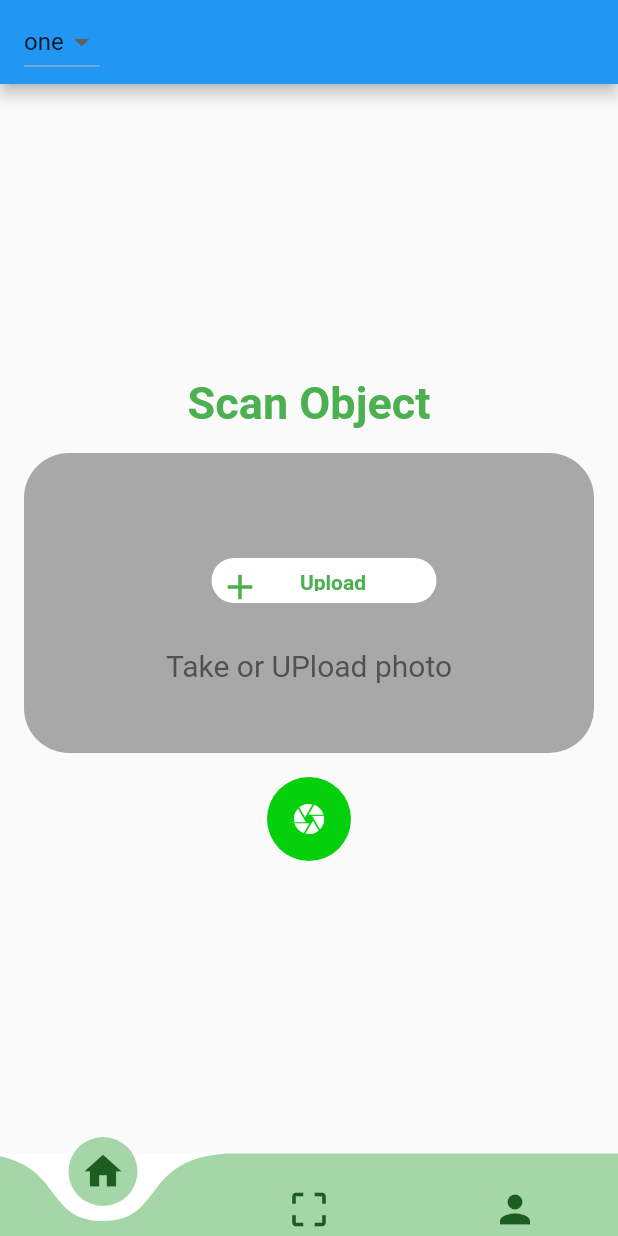
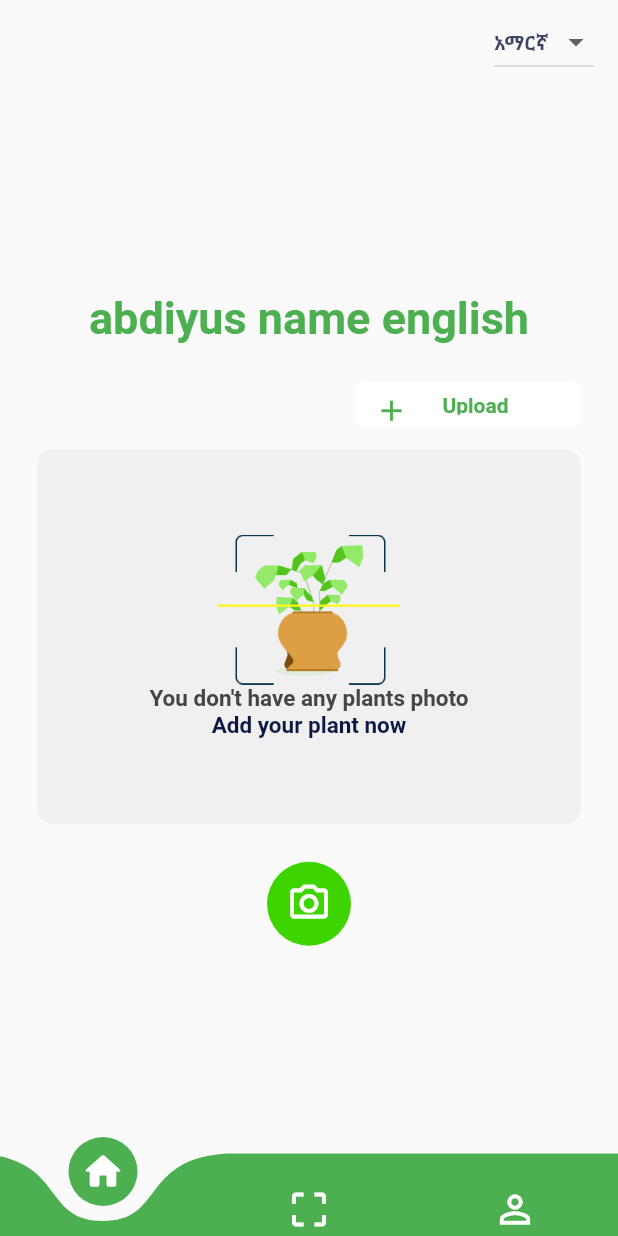
Before and after one commit to Abdiyu-urgesa/FarmAssist-mobile-APP, a Flutter app: the screen it shows after launch, on a phone screen of 412 x 824 dp. Run offline on Flutter 3.47's test engine with Material 2 defaults, Android fonts, the phone set to English and light mode, and no system bars; drawn by our look-alikes of curved_navigation_bar; our stand-ins replace image_picker, shared_preferences; generated files the repository leaves out were written again.

Commit message:
wake checkchaka

```diff
--- /dev/null
+++ b/farmassist_app/lib/classes/language_constants.dart
@@ -0,0 +1,36 @@
+import 'package:flutter/material.dart';
+import 'package:shared_preferences/shared_preferences.dart';
+import 'package:flutter_gen/gen_l10n/app_localizations.dart';
+
+const String LAGUAGE_CODE = 'languageCode';
+
+//languages code
+const String ENGLISH = 'en';
+const String Amharic = 'am';
+
+Future<Locale> setLocale(String languageCode) async {
+  SharedPreferences _prefs = await SharedPreferences.getInstance();
+  await _prefs.setString(LAGUAGE_CODE, languageCode);
+  return _locale(languageCode);
+}
+
+Future<Locale> getLocale() async {
+  SharedPreferences _prefs = await SharedPreferences.getInstance();
+  String languageCode = _prefs.getString(LAGUAGE_CODE) ?? ENGLISH;
+  return _locale(languageCode);
+}
+
+Locale _locale(String languageCode) {
+  switch (languageCode) {
+    case ENGLISH:
+      return const Locale(ENGLISH, '');
+    case Amharic:
+      return const Locale(Amharic, "");
+    default:
+      return const Locale(ENGLISH, '');
+  }
+}
+
+AppLocalizations translation(BuildContext context) {
+  return AppLocalizations.of(context)!;
+}
--- a/farmassist_app/lib/componenets/langDropdown.dart
+++ b/farmassist_app/lib/componenets/langDropdown.dart
@@ -1,4 +1,7 @@
 import 'package:flutter/material.dart';
+import "package:farmassist_app/main.dart";
+
+import '../classes/language_constants.dart';
 
 class LanguageDropdown extends StatefulWidget {
   const LanguageDropdown({super.key});
@@ -8,21 +11,45 @@ class LanguageDropdown extends StatefulWidget {
 }
 
 class _LanguageDropdownState extends State<LanguageDropdown> {
-  String dropdownvallue = "one";
+  String dropdownvallue = "am";
   @override
   Widget build(BuildContext context) {
-    return Container(
-      child: DropdownButton<String>(
+    return Row(
+      crossAxisAlignment: CrossAxisAlignment.end,
+      mainAxisAlignment: MainAxisAlignment.end,
+      children: [
+        DropdownButton<String>(
             value: dropdownvallue,
-          onChanged: (String? newValue) {
+            onChanged: (language) async {
+              if (language != null) {
+                Locale _locale = await setLocale(language);
+                MyApp.setLocale(context, _locale);
                 setState(() {
-              dropdownvallue = newValue!;
+                  dropdownvallue = language;
                 });
+              }
             },
             items: const [
-            DropdownMenuItem(value: "one", child: Text("one")),
-            DropdownMenuItem(value: "two", child: Text("two"))
+              DropdownMenuItem(
+                  value: "am",
+                  child: Text(
+                    "አማርኛ",
+                    style: TextStyle(
+                        fontWeight: FontWeight.bold,
+                        fontSize: 13,
+                        color: Color.fromARGB(205, 13, 25, 69)),
+                  )),
+              DropdownMenuItem(
+                  value: "en",
+                  child: Text(
+                    "english",
+                    style: TextStyle(
+                        fontWeight: FontWeight.bold,
+                        fontSize: 13,
+                        color: Color.fromARGB(205, 13, 25, 69)),
+                  ))
             ]),
+      ],
     );
   }
 }
--- a/farmassist_app/lib/helpers/l10nprovider.dart
+++ b/farmassist_app/lib/helpers/l10nprovider.dart
@@ -1,12 +1,12 @@
 import 'package:farmassist_app/l10n/I10n.dart';
-import 'package:flutter/material.dart';
+
 import 'package:flutter/foundation.dart';
 
-class LocaleProvider with ChangeNotifier {
-  Locale? _locale;
-  Locale? get locale => _locale;
+class I10nprovider with ChangeNotifier {
+  String? _locale;
+  String? get locale => _locale;
 
-  void setLocale(Locale locale) {
+  void setLocale(String locale) {
     if (!L10n.all.contains(locale)) return;
     _locale = locale;
     notifyListeners();
--- a/farmassist_app/lib/main.dart
+++ b/farmassist_app/lib/main.dart
@@ -3,21 +3,45 @@ import 'package:farmassist_app/l10n/I10n.dart';
 import 'package:farmassist_app/route_generator.dart';
 import 'package:farmassist_app/screens/feed.dart';
 import 'package:farmassist_app/screens/home.dart';
+import 'package:farmassist_app/helpers/l10nprovider.dart';
+import 'package:farmassist_app/screens/peofile.dart';
 import 'package:flutter/material.dart';
 import 'package:curved_navigation_bar/curved_navigation_bar.dart';
 import 'package:flutter_localizations/flutter_localizations.dart';
 import 'package:flutter_gen/gen_l10n/app_localizations.dart';
-// import "package:provider/provider.dart";
+import 'package:farmassist_app/classes/language_constants.dart';
 
 void main() {
   runApp(const MyApp());
 }
 
-class MyApp extends StatelessWidget {
+class MyApp extends StatefulWidget {
   const MyApp({super.key});
+
+  @override
+  State<MyApp> createState() => _MyAppState();
+  static void setLocale(BuildContext context, Locale newLocale) {
+    _MyAppState? state = context.findAncestorStateOfType<_MyAppState>();
+    state?.setLocale(newLocale);
+  }
+}
+
+class _MyAppState extends State<MyApp> {
+  Locale? _locale;
+
+  setLocale(Locale locale) {
+    setState(() {
+      _locale = locale;
+    });
+  }
 
   // This widget is the root of your application.
   @override
+  void didChangeDependencies() {
+    getLocale().then((locale) => {setLocale(locale)});
+    super.didChangeDependencies();
+  }
+
   Widget build(BuildContext context) {
     return MaterialApp(
       title: 'Flutter Demo',
@@ -25,7 +49,7 @@ class MyApp extends StatelessWidget {
         primarySwatch: Colors.blue,
       ),
       supportedLocales: L10n.all,
-      locale: const Locale("am"),
+      locale: _locale,
       localizationsDelegates: const [
         AppLocalizations.delegate, // Add this line
         GlobalMaterialLocalizations.delegate,
@@ -45,7 +69,7 @@ class MyHomePage extends StatefulWidget {
   State<MyHomePage> createState() => _MyHomePageState();
 }
 
-int _current_tab = 0;
+int _current_tab = 1;
 
 class _MyHomePageState extends State<MyHomePage> {
   @override
@@ -53,11 +77,13 @@ class _MyHomePageState extends State<MyHomePage> {
     return Scaffold(
         appBar: AppBar(
           title: const LanguageDropdown(),
+          backgroundColor: const Color.fromARGB(100, 241, 241, 241),
+          shadowColor: Colors.transparent,
         ),
         backgroundColor: Colors.white,
         bottomNavigationBar: CurvedNavigationBar(
-          backgroundColor: Colors.white,
-          color: Colors.green.shade200,
+          backgroundColor: const Color.fromARGB(100, 241, 241, 241),
+          color: Colors.green,
           animationDuration: const Duration(milliseconds: 300),
           height: 55.0,
           onTap: (index) {
@@ -65,34 +91,34 @@ class _MyHomePageState extends State<MyHomePage> {
               _current_tab = index;
             });
           },
-          items: <Widget>[
+          items: const <Widget>[
             Icon(
-              Icons.home,
+              Icons.home_rounded,
               size: 30,
-              color: Colors.green.shade900,
+              color: Colors.white,
             ),
             Icon(
               Icons.crop_free,
               size: 30,
-              color: Colors.green.shade900,
+              color: Colors.white,
             ),
             Icon(
-              Icons.person,
+              Icons.person_outline,
               size: 30,
-              color: Colors.green.shade900,
+              color: Colors.white,
             ),
           ],
         ),
         body: SafeArea(
           child: Builder(builder: (BuildContext context) {
             if (_current_tab == 0) {
-              return ScanningPage();
+              return FeedPage();
             }
             if (_current_tab == 1) {
               return ScanningPage();
             }
             if (_current_tab == 2) {
-              return FeedPage();
+              return ProfilePage();
             } else {
               return ScanningPage();
             }
--- a/farmassist_app/lib/screens/home.dart
+++ b/farmassist_app/lib/screens/home.dart
@@ -1,4 +1,5 @@
 import 'dart:io';
+import 'package:farmassist_app/classes/language_constants.dart';
 import 'package:flutter/material.dart';
 import 'package:image_picker/image_picker.dart';
 
@@ -42,12 +43,13 @@ class ScanningPageState extends State<ScanningPage> {
   @override
   Widget build(BuildContext context) {
     return Scaffold(
+      backgroundColor: const Color.fromARGB(100, 241, 241, 241),
       body: Column(
         mainAxisAlignment: MainAxisAlignment.center,
         children: [
           Center(
             child: Text(
-              "Scan Object",
+              translation(context).abdiyu,
               style: const TextStyle(
                   fontSize: 30,
                   fontWeight: FontWeight.w700,
@@ -55,80 +57,86 @@ class ScanningPageState extends State<ScanningPage> {
             ),
           ),
           Padding(
-            padding: const EdgeInsets.all(16.0),
-            child: Container(
-              width: MediaQuery.of(context).size.width,
-              height: 200.0,
-              decoration: const BoxDecoration(
-                borderRadius: BorderRadius.all(Radius.circular(30.0)),
-                color: Color.fromARGB(179, 133, 133, 133),
-              ),
-              // child: Center(
-              //   child: _image == null ? Text("No Image Selected"): Image.file(_image!),
-              // ),
-              child: Center(
-                  child: _image == null
-                      ? Column(
-                          //  crossAxisAlignment: CrossAxisAlignment.center,
-
+            padding: const EdgeInsets.all(25),
+            child: Column(
+              crossAxisAlignment: CrossAxisAlignment.end,
+              mainAxisAlignment: MainAxisAlignment.start,
               children: [
                 Container(
-                                // alignment: Alignment.center,
-                                margin: const EdgeInsets.only(
-                                    left: 20, top: 70, bottom: 30),
+                    margin: const EdgeInsets.only(bottom: 15),
                     height: 30,
                     width: 150,
                     decoration: const BoxDecoration(
                       color: Colors.white,
-                                  borderRadius:
-                                      BorderRadius.all(Radius.circular(15)),
+                      borderRadius: BorderRadius.all(Radius.circular(5)),
                     ),
                     child: Row(
-                                  //   mainAxisAlignment: MainAxisAlignment.start,
-                                  // crossAxisAlignment: CrossAxisAlignment.center,
+                      crossAxisAlignment: CrossAxisAlignment.center,
+                      mainAxisAlignment: MainAxisAlignment.start,
                       children: [
                         IconButton(
-                                      padding: (EdgeInsets.only(
-                                          top: 5, left: 5, right: 20)),
                           onPressed: getImagefromGallery,
-                                      // ignore: prefer_const_constructors
-                                      icon: Icon(
+                          icon: const Icon(
                             Icons.add,
                             color: Colors.green,
-                                        size: 28,
+                            size: 23,
                           ),
                         ),
                         TextButton(
                             onPressed: getImagefromGallery,
-                                        // ignore: prefer_const_constructors
-                                        child: Text(
+                            child: const Text(
                               "Upload",
-                                          style: const TextStyle(
-                                              // fontSize: 12,
-                                              fontWeight: FontWeight.w700,
+                              style: TextStyle(
+                                  fontSize: 14,
+                                  fontWeight: FontWeight.bold,
                                   color: Colors.green),
                             ))
                       ],
                     )),
-                            // const SizedBox(
-                            //   height: 5,
-                            // ),
-                            const Text(
-                              "Take or UPload photo",
+                Container(
+                  width: MediaQuery.of(context).size.width,
+                  height: 250.0,
+                  decoration: const BoxDecoration(
+                    borderRadius: BorderRadius.all(Radius.circular(10.0)),
+                    color: Color.fromARGB(100, 225, 225, 225),
+                  ),
+                  child: Center(
+                      child: _image == null
+                          ? Column(
+                              crossAxisAlignment: CrossAxisAlignment.center,
+                              mainAxisAlignment: MainAxisAlignment.center,
+                              children: const [
+                                Image(
+                                  image: AssetImage("assets/Group 196.png"),
+                                  height: 100,
+                                  fit: BoxFit.cover,
+                                ),
+                                Text(
+                                  "You don't have any plants photo",
                                   style: TextStyle(
-                                  fontSize: 20,
-                                  color: Color.fromARGB(225, 69, 69, 69)),
+                                      fontSize: 15,
+                                      fontWeight: FontWeight.bold,
+                                      color: Color.fromARGB(255, 69, 69, 69)),
+                                ),
+                                Text(
+                                  "Add your plant now",
+                                  style: TextStyle(
+                                      fontSize: 15,
+                                      fontWeight: FontWeight.bold,
+                                      color: Color.fromARGB(255, 13, 25, 69)),
                                 )
                               ],
                             )
-                      : Image.file(_image!)
-                  // Container(
-                  //   child:Image.file(
-                  //     _image!,
-                  //     fit: BoxFit.cover,
-                  //   ),
-                  // )
+                          : Container(
+                              width: 100,
+                              color: Colors.yellow,
+                              child: Image.file(
+                                _image!,
+                                fit: BoxFit.cover,
                               ),
+                            )),
+                ),
+              ],
             ),
           ),
           Row(
@@ -137,18 +145,14 @@ class ScanningPageState extends State<ScanningPage> {
               FloatingActionButton(
                 onPressed: getImagefromcamera,
                 tooltip: "Pick Image from Camera",
-                backgroundColor: Color.fromARGB(255, 4, 209, 11),
+                backgroundColor: Color.fromARGB(255, 62, 212, 0),
                 foregroundColor: Colors.white,
                 elevation: 0,
                 child: Icon(
-                  Icons.camera,
+                  Icons.camera_alt_outlined,
+                  size: 30,
                 ),
               ),
-              // FloatingActionButton(
-              //   onPressed: getImagefromGallery,
-              //   tooltip: "pick Image from gallery",
-              //   child: Icon(Icons.folder),
-              // )
             ],
           )
         ],
--- /dev/null
+++ b/farmassist_app/lib/screens/peofile.dart
@@ -0,0 +1,19 @@
+import 'package:flutter/cupertino.dart';
+import 'package:flutter/src/widgets/container.dart';
+import 'package:flutter/src/widgets/framework.dart';
+
+class ProfilePage extends StatefulWidget {
+  const ProfilePage({super.key});
+
+  @override
+  State<ProfilePage> createState() => _ProfilePageState();
+}
+
+class _ProfilePageState extends State<ProfilePage> {
+  @override
+  Widget build(BuildContext context) {
+    return Container(
+      child: Text("profile page"),
+    );
+  }
+}
--- a/farmassist_app/pubspec.yaml
+++ b/farmassist_app/pubspec.yaml
@@ -34,6 +34,7 @@ dependencies:
   cupertino_icons: ^1.0.2
   image_picker:
   provider: ^6.0.5
+  shared_preferences: ^2.1.2
 
 dev_dependencies:
   flutter_test:
@@ -44,6 +45,8 @@ dev_dependencies:
 flutter:
   generate: true
   uses-material-design: true
+  assets:
+    - assets/
   # fonts:
   #   - family: Schyler
   #     fonts:
```
Also changed, not shown: farmassist_app/assets/Group 196.png (added), farmassist_app/assets/Group 2.png (added), farmassist_app/pubspec.lock, 1 other file. Lines whose indentation alone changed are shown as unchanged.
